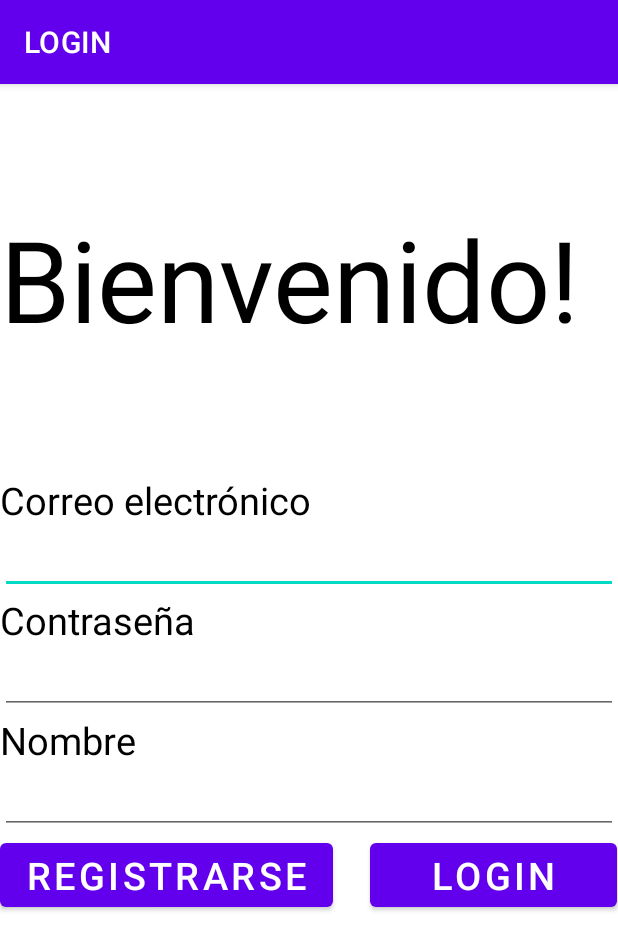
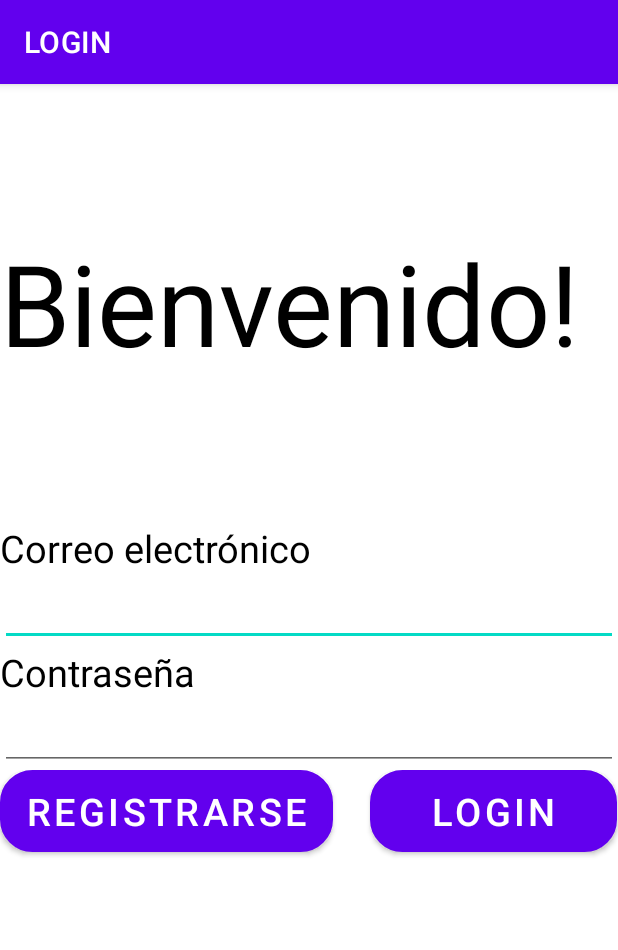
Before and after one commit to luisacho5/TFG, an Android app: the screen it shows after launch (MainActivity), on a phone screen of 412 x 824 dp. Shown: the top 950 px of the screen. Run offline under Robolectric (Android 15) with nearby library versions, the phone set to English and light mode, and no system bars; our stand-ins replace Firebase (no records; nobody signed in at launch, a user with empty details on screens opened directly).

Commit message:
feat: un poquito de diseño de interfaces que estaba un poco feo

```diff
--- a/app/src/main/java/com/example/tfg/MainActivity.kt
+++ b/app/src/main/java/com/example/tfg/MainActivity.kt
@@ -30,8 +30,6 @@ class MainActivity : AppCompatActivity() {
     fun signup(view: View) {
         val emailEditText:EditText = findViewById(R.id.emailEditText)
         val passwordEditText:EditText = findViewById(R.id.passwordEditText)
-        val nameEditText:EditText=findViewById(R.id.nombreEditTextView)
-        val name:String=nameEditText.text.toString()
         if(emailEditText.text.isNotEmpty() && passwordEditText.text.isNotEmpty()){
             FirebaseAuth.getInstance()
                 .createUserWithEmailAndPassword(emailEditText.text.toString(),
@@ -39,7 +37,6 @@ class MainActivity : AppCompatActivity() {
                     if (task.isSuccessful) {
                         val homeIntent = Intent(this,ActivityCreateProfile::class.java)
                         homeIntent.putExtra("email",emailEditText.text.toString())
-                        homeIntent.putExtra("name",name)
                         startActivity(homeIntent)
                     }
                     else {
@@ -57,8 +54,6 @@ class MainActivity : AppCompatActivity() {
     fun login(view: View) {
         val emailEditText:EditText = findViewById(R.id.emailEditText)
         val passwordEditText:EditText = findViewById(R.id.passwordEditText)
-        val nameEditText:EditText=findViewById(R.id.nombreEditTextView)
-        val name:String=nameEditText.text.toString()
         if(emailEditText.text.isNotEmpty() && passwordEditText.text.isNotEmpty()){
 
             FirebaseAuth.getInstance().signInWithEmailAndPassword(emailEditText.text.toString(),
@@ -66,7 +61,6 @@ class MainActivity : AppCompatActivity() {
                 if (task.isSuccessful) {
                     val homeIntent = Intent(this,Profile::class.java)
                     homeIntent.putExtra("email",emailEditText.text.toString())
-                    homeIntent.putExtra("name",name)
                     startActivity(homeIntent)
                 }
                 else {
--- /dev/null
+++ b/app/src/main/res/drawable/bordes_redondos.xml
@@ -0,0 +1,14 @@
+<?xml version="1.0" encoding="utf-8"?>
+<shape xmlns:android="http://schemas.android.com/apk/res/android" android:shape="rectangle">
+    <solid android:color="#ffffff"/>
+
+    <stroke android:width="3dp"
+        android:color="#ff000000"/>
+
+    <padding android:left="1dp"
+        android:top="1dp"
+        android:right="1dp"
+        android:bottom="1dp"/>
+
+    <corners android:radius="30px"/>
+</shape>
--- a/app/src/main/res/layout/activity_main.xml
+++ b/app/src/main/res/layout/activity_main.xml
@@ -44,7 +44,9 @@
             android:layout_width="match_parent"
             android:layout_height="wrap_content"
             android:inputType="textEmailAddress"
-            app:layout_constraintHorizontal_weight="0.5" />
+            android:minHeight="48dp"
+            app:layout_constraintHorizontal_weight="0.5"
+            tools:ignore="SpeakableTextPresentCheck" />
 
         <TextView
             android:id="@+id/textView3"
@@ -59,22 +61,9 @@
             android:layout_width="match_parent"
             android:layout_height="wrap_content"
             android:inputType="textPassword"
-            app:layout_constraintHorizontal_weight="0.5" />
-
-        <TextView
-            android:id="@+id/textView4"
-            android:layout_width="wrap_content"
-            android:layout_height="wrap_content"
-            android:text="@string/nombre"
-            android:textColor="@color/black"
-            android:textSize="25sp" />
-
-        <EditText
-            android:id="@+id/nombreEditTextView"
-            android:layout_width="match_parent"
-            android:layout_height="wrap_content"
-            app:layout_constraintHorizontal_weight="0.5" />
-
+            android:minHeight="48dp"
+            app:layout_constraintHorizontal_weight="0.5"
+            tools:ignore="SpeakableTextPresentCheck" />
 
         <LinearLayout
             android:layout_width="match_parent"
@@ -91,7 +80,9 @@
                 android:onClick="signup"
                 android:text="@string/registrarse"
                 android:textAlignment="center"
-                android:textSize="25sp" />
+                android:textSize="25sp"
+                android:backgroundTint="@color/black"
+                android:background="@drawable/bordes_redondos"/>
 
             <Space
                 android:layout_width="wrap_content"
@@ -107,7 +98,9 @@
                 android:onClick="login"
                 android:text="@string/login"
                 android:textAlignment="center"
-                android:textSize="25sp" />
+                android:textSize="25sp"
+                android:backgroundTint="@color/black"
+                android:background="@drawable/bordes_redondos"/>
 
         </LinearLayout>
 
--- a/app/src/main/res/values/strings.xml
+++ b/app/src/main/res/values/strings.xml
@@ -27,4 +27,6 @@
     <string name="mapa">Mapa</string>
     <string name="comunidad">Comunidad</string>
     <string name="title_activity_mapa">Mapa</string>
+    <string name="introduce_tu_nombre">Introduce tu nombre</string>
+    <string name="guardar">GUARDAR</string>
 </resources>
```
Also changed, not shown: app/src/main/java/com/example/tfg/ActivityCreateProfile.kt (+4 -4 lines), app/src/main/res/layout/activity_create_profile.xml (+16 -4 lines).
